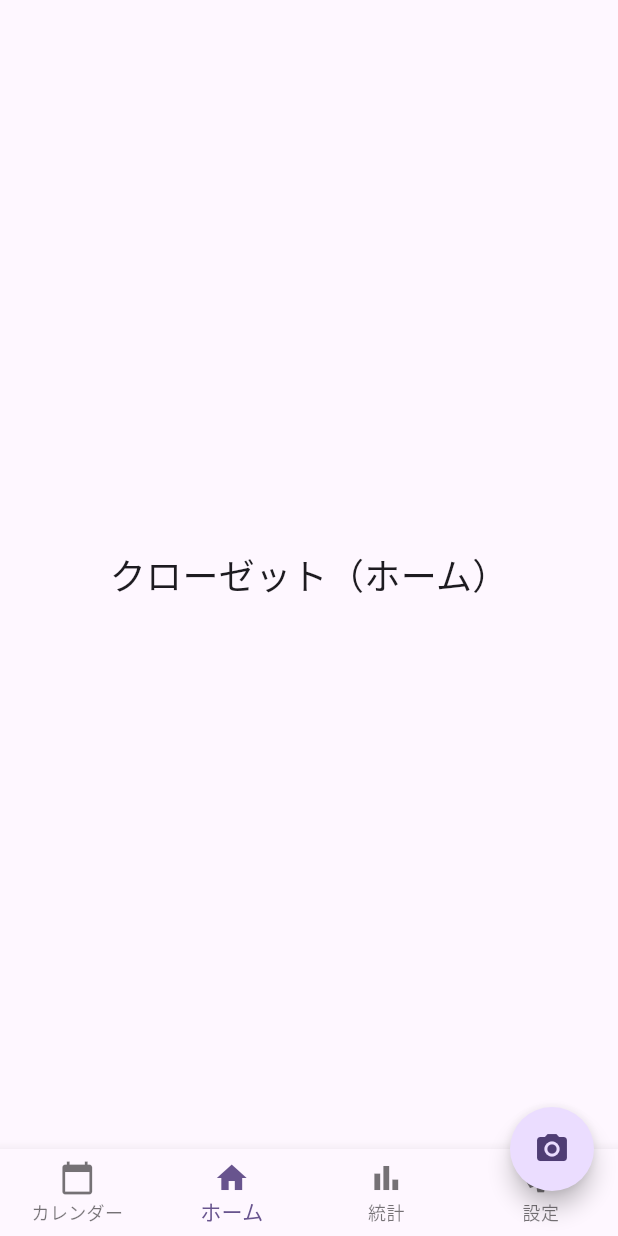
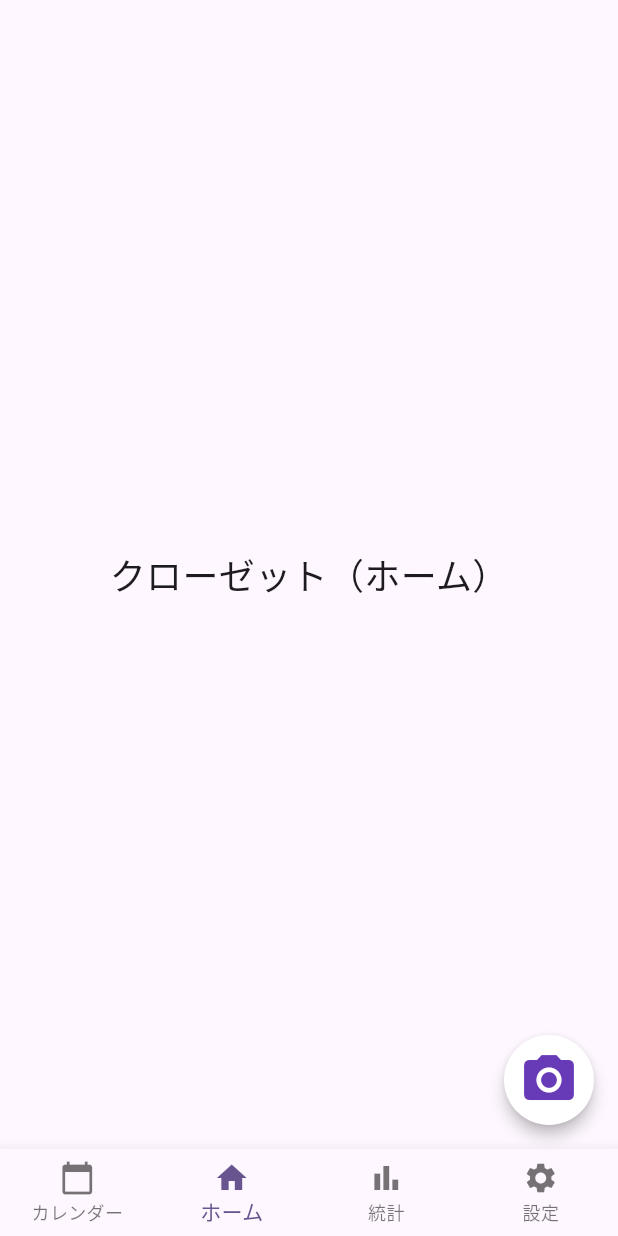
Before and after one commit to wakkkkka/iruka, a Flutter app: the HomePage screen opened by its route, on a phone screen of 412 x 824 dp. Run offline on Flutter 3.47's test engine with Material 3 defaults, Android fonts, the phone set to English and light mode, and no system bars; our stand-ins replace camera, fl_chart, image_picker.

Commit message:
アイコン位置の調整

```diff
--- a/flutter_app/coordinate/lib/screens/home_page.dart
+++ b/flutter_app/coordinate/lib/screens/home_page.dart
@@ -72,13 +72,20 @@ class _HomePageState extends State<HomePage> {
         Scaffold(
           body: _pages[_selectedIndex],
             floatingActionButton: _selectedIndex == 1
-              ? FloatingActionButton(
+                ? SizedBox(
+                    width: 60.0,
+                    height: 60.0,
+                    child: FloatingActionButton(
                       onPressed: _showCameraMenu,
                       shape: const CircleBorder(),
-                  child: const Icon(Icons.camera_alt),
+                      backgroundColor: Colors.white,
+                      elevation: 4,
+                      child: const Icon(Icons.camera_alt, size: 40.0, color: Colors.deepPurple),
+                    ),
                   )
                 : null,
-          floatingActionButtonLocation: FloatingActionButtonLocation.endDocked,
+          // 右下に寄せる
+          floatingActionButtonLocation: FloatingActionButtonLocation.endFloat,
           bottomNavigationBar: BottomNavigationBar(
             type: BottomNavigationBarType.fixed,
             items: const [
@@ -105,16 +112,17 @@ class _HomePageState extends State<HomePage> {
         ),
         if (_showCameraOverlay)
           Positioned.fill(
+            child: Material(
+      color: Colors.transparent, // 背景は透明にする
       child: GestureDetector(
         onTap: _hideCameraMenu,
         child: Container(
           color: Colors.white.withValues(alpha: 0.85),
           child: Stack(
             children: [
-                    // 2つの丸いアイコン
               Positioned(
-                      bottom: 150,
-                      right: 32,
+                bottom: 85 + 56,
+                right: 16,
                 child: Column(
                   children: [
                     _buildCircleMenuButton(
@@ -122,7 +130,6 @@ class _HomePageState extends State<HomePage> {
                       label: '自撮り',
                       onTap: () {
                         _hideCameraMenu();
-                              // TODO: CameraPageに自撮りモードで遷移する処理を追加
                         Navigator.push(
                           context,
                           MaterialPageRoute(builder: (context) => const CameraPage()),
@@ -135,7 +142,6 @@ class _HomePageState extends State<HomePage> {
                       label: '新規登録',
                       onTap: () {
                         _hideCameraMenu();
-                              // TODO: CameraPageに新規登録モードで遷移する処理を追加
                         Navigator.push(
                           context,
                           MaterialPageRoute(builder: (context) => const CameraPage()),
@@ -145,17 +151,8 @@ class _HomePageState extends State<HomePage> {
                   ],
                 ),
               ),
-                    // カメラアイコン（元のFABと同じ位置・サイズ）
-                    Positioned(
-                      bottom: 35,
-                      right: 16,
-                      child: FloatingActionButton(
-                        onPressed: _hideCameraMenu,
-                        shape: const CircleBorder(),
-                        child: const Icon(Icons.camera_alt),
+            ],
           ),
-                    ),
-                  ],
         ),
       ),
     ),
```
Lines whose indentation alone changed are shown as unchanged.
